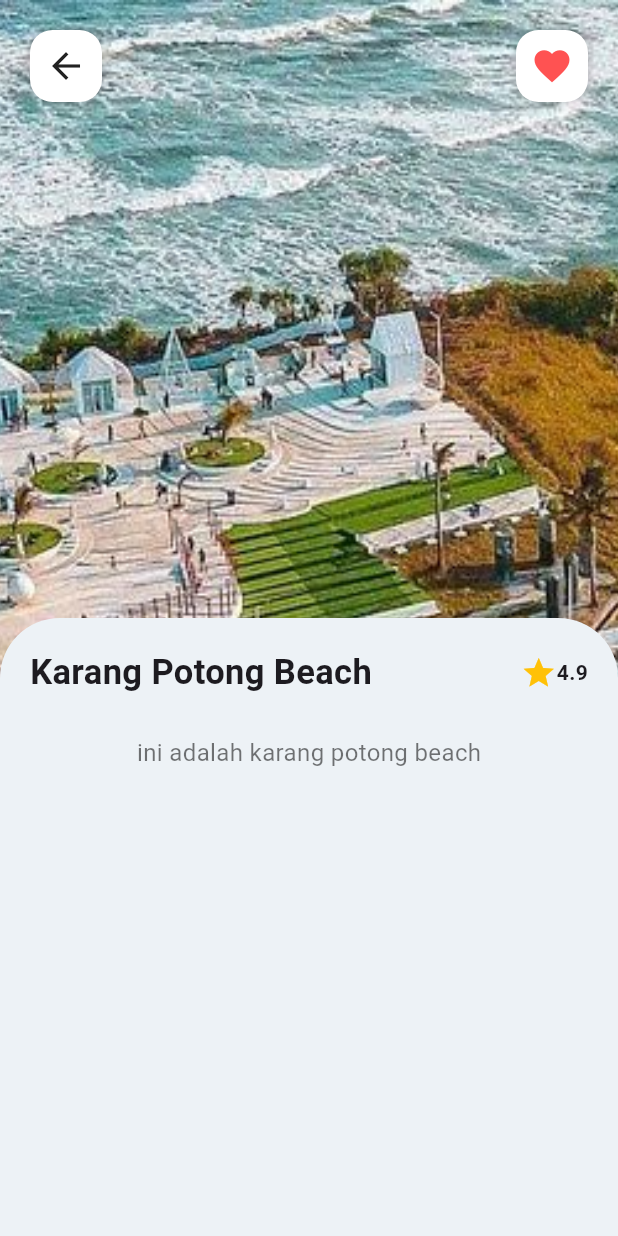
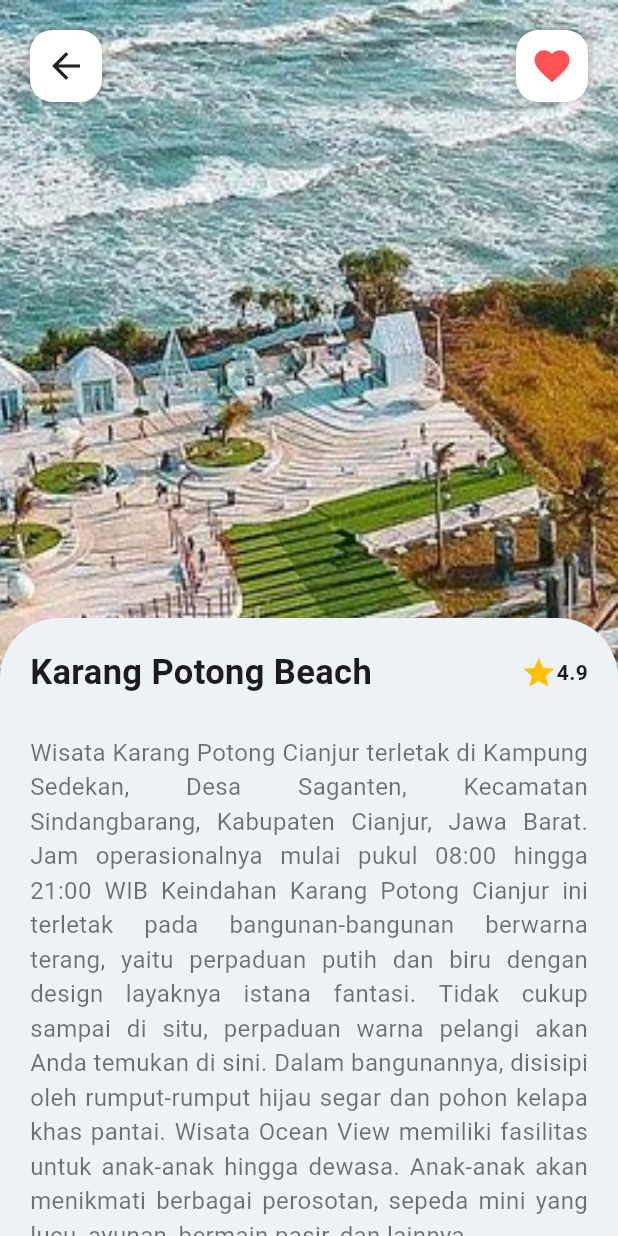
Before and after one commit to DescaMr/tubesmobile-project-baru, a Flutter app: the HomePage screen opened directly, after a tap on "Karang Potong Beach", on a phone screen of 412 x 824 dp. Run offline on Flutter 3.47's test engine with Material 3 defaults, Android fonts, the phone set to English and light mode, and no system bars; our stand-ins replace animated_splash_screen, curved_navigation_bar, font_awesome_flutter.

Commit message:
add description karang potong beach postcreen (Ade)

```diff
--- a/lib/pages/dummy.data.dart
+++ b/lib/pages/dummy.data.dart
@@ -22,7 +22,7 @@ var BeachList = [
 Beach(
   name: 'Karang Potong Beach',
   Location: 'Cianjur',
-   description: 'ini adalah karang potong beach',
+   description: 'Wisata Karang Potong Cianjur terletak di Kampung Sedekan, Desa Saganten, Kecamatan Sindangbarang, Kabupaten Cianjur, Jawa Barat. Jam operasionalnya mulai pukul 08:00 hingga 21:00 WIB Keindahan Karang Potong Cianjur ini terletak pada bangunan-bangunan berwarna terang, yaitu perpaduan putih dan biru dengan design layaknya istana fantasi. Tidak cukup sampai di situ, perpaduan warna pelangi akan Anda temukan di sini. Dalam bangunannya, disisipi oleh rumput-rumput hijau segar dan pohon kelapa khas pantai. Wisata Ocean View memiliki fasilitas untuk anak-anak hingga dewasa. Anak-anak akan menikmati berbagai perosotan, sepeda mini yang lucu, ayunan, bermain pasir, dan lainnya.',
    rating: '4.9',
     openDay: 'open everyday',
      openTime: 'openTime',
```
